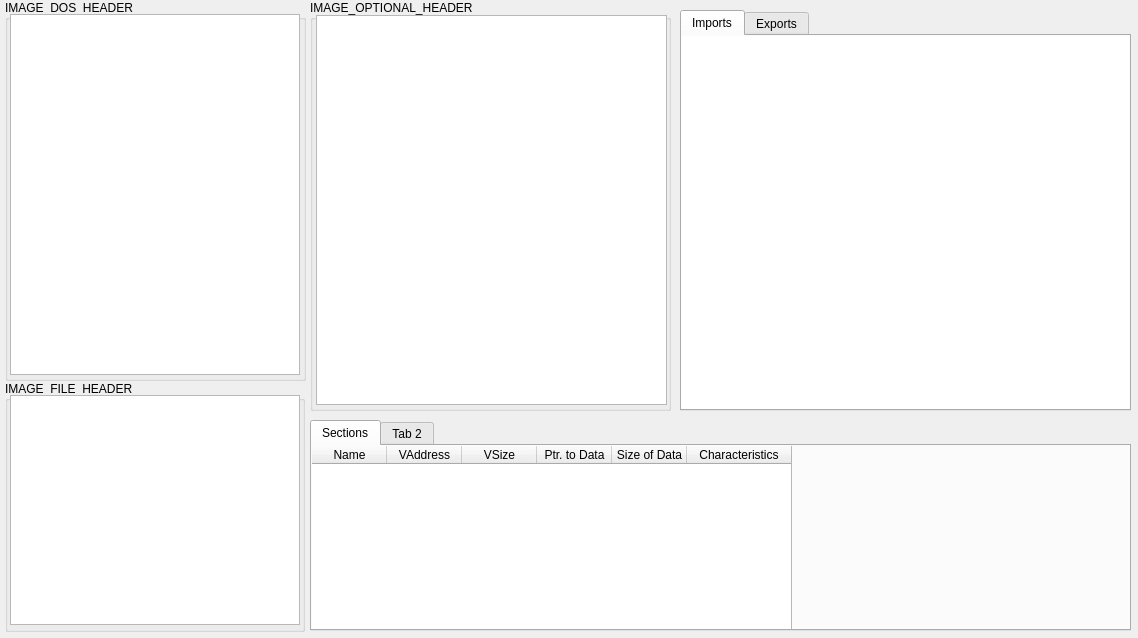
Above: qtNanomite/qtDLGPEEditor.ui from zer0fl4g/Nanomite before the change. Below: the same form after it.
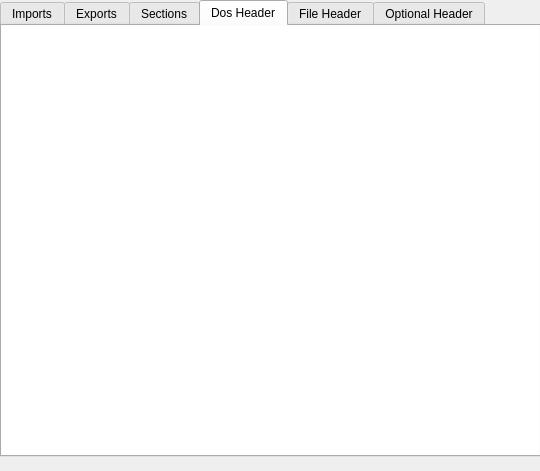
That is the form after the change. The open tabs and pages were chosen to show the change. Icons and pictures are not drawn.

Patch:
```diff
--- a/qtNanomite/qtDLGPEEditor.ui
+++ b/qtNanomite/qtDLGPEEditor.ui
@@ -6,8 +6,8 @@
    <rect>
     <x>0</x>
     <y>0</y>
-    <width>1138</width>
-    <height>638</height>
+    <width>540</width>
+    <height>471</height>
    </rect>
   </property>
   <property name="windowTitle">
@@ -17,197 +17,26 @@
    <iconset resource="qtDLGNanomite.qrc">
     <normaloff>:/DLGNanomite/Icons/IDI_MAIN.ico</normaloff>:/DLGNanomite/Icons/IDI_MAIN.ico</iconset>
   </property>
-  <widget class="QGroupBox" name="groupBox">
+  <widget class="QWidget" name="verticalLayoutWidget">
    <property name="geometry">
     <rect>
-     <x>310</x>
+     <x>0</x>
      <y>0</y>
-     <width>361</width>
-     <height>411</height>
+     <width>541</width>
+     <height>471</height>
     </rect>
    </property>
-   <property name="title">
-    <string>IMAGE_OPTIONAL_HEADER</string>
-   </property>
-   <widget class="QTableWidget" name="tblOH">
-    <property name="geometry">
-     <rect>
-      <x>6</x>
-      <y>15</y>
-      <width>351</width>
-      <height>390</height>
-     </rect>
-    </property>
-    <property name="editTriggers">
-     <set>QAbstractItemView::NoEditTriggers</set>
-    </property>
-    <property name="selectionBehavior">
-     <enum>QAbstractItemView::SelectRows</enum>
-    </property>
-    <attribute name="horizontalHeaderVisible">
-     <bool>false</bool>
-    </attribute>
-    <attribute name="horizontalHeaderHighlightSections">
-     <bool>false</bool>
-    </attribute>
-    <attribute name="horizontalHeaderStretchLastSection">
-     <bool>true</bool>
-    </attribute>
-    <attribute name="verticalHeaderVisible">
-     <bool>false</bool>
-    </attribute>
-    <attribute name="verticalHeaderDefaultSectionSize">
-     <number>13</number>
-    </attribute>
-    <attribute name="verticalHeaderHighlightSections">
-     <bool>false</bool>
-    </attribute>
-    <attribute name="verticalHeaderMinimumSectionSize">
-     <number>13</number>
-    </attribute>
-    <column>
-     <property name="text">
-      <string>Name</string>
-     </property>
-    </column>
-    <column>
-     <property name="text">
-      <string>Value</string>
-     </property>
-    </column>
-   </widget>
-  </widget>
-  <widget class="QGroupBox" name="groupBox_2">
-   <property name="geometry">
-    <rect>
-     <x>5</x>
-     <y>381</y>
-     <width>300</width>
-     <height>251</height>
-    </rect>
-   </property>
-   <property name="title">
-    <string>IMAGE_FILE_HEADER</string>
-   </property>
-   <widget class="QTableWidget" name="tblFH">
-    <property name="geometry">
-     <rect>
-      <x>5</x>
-      <y>14</y>
-      <width>290</width>
-      <height>230</height>
-     </rect>
-    </property>
-    <property name="editTriggers">
-     <set>QAbstractItemView::NoEditTriggers</set>
-    </property>
-    <property name="selectionBehavior">
-     <enum>QAbstractItemView::SelectRows</enum>
-    </property>
-    <attribute name="horizontalHeaderVisible">
-     <bool>false</bool>
-    </attribute>
-    <attribute name="horizontalHeaderHighlightSections">
-     <bool>false</bool>
-    </attribute>
-    <attribute name="horizontalHeaderStretchLastSection">
-     <bool>true</bool>
-    </attribute>
-    <attribute name="verticalHeaderVisible">
-     <bool>false</bool>
-    </attribute>
-    <attribute name="verticalHeaderDefaultSectionSize">
-     <number>13</number>
-    </attribute>
-    <attribute name="verticalHeaderHighlightSections">
-     <bool>false</bool>
-    </attribute>
-    <attribute name="verticalHeaderMinimumSectionSize">
-     <number>13</number>
-    </attribute>
-    <column>
-     <property name="text">
-      <string>Name</string>
-     </property>
-    </column>
-    <column>
-     <property name="text">
-      <string>Value</string>
-     </property>
-    </column>
-   </widget>
-  </widget>
-  <widget class="QGroupBox" name="groupBox_3">
-   <property name="geometry">
-    <rect>
-     <x>5</x>
-     <y>0</y>
-     <width>301</width>
-     <height>381</height>
-    </rect>
-   </property>
-   <property name="title">
-    <string>IMAGE_DOS_HEADER</string>
-   </property>
-   <widget class="QTableWidget" name="tblDOS">
-    <property name="geometry">
-     <rect>
-      <x>5</x>
-      <y>14</y>
-      <width>290</width>
-      <height>361</height>
-     </rect>
-    </property>
-    <property name="editTriggers">
-     <set>QAbstractItemView::NoEditTriggers</set>
-    </property>
-    <property name="alternatingRowColors">
-     <bool>false</bool>
-    </property>
-    <property name="selectionBehavior">
-     <enum>QAbstractItemView::SelectRows</enum>
-    </property>
-    <attribute name="horizontalHeaderVisible">
-     <bool>false</bool>
-    </attribute>
-    <attribute name="horizontalHeaderHighlightSections">
-     <bool>false</bool>
-    </attribute>
-    <attribute name="horizontalHeaderStretchLastSection">
-     <bool>true</bool>
-    </attribute>
-    <attribute name="verticalHeaderVisible">
-     <bool>false</bool>
-    </attribute>
-    <attribute name="verticalHeaderDefaultSectionSize">
-     <number>13</number>
-    </attribute>
-    <attribute name="verticalHeaderHighlightSections">
-     <bool>false</bool>
-    </attribute>
-    <attribute name="verticalHeaderMinimumSectionSize">
-     <number>13</number>
-    </attribute>
-    <column>
-     <property name="text">
-      <string>Name</string>
-     </property>
-    </column>
-    <column>
-     <property name="text">
-      <string>Value</string>
-     </property>
-    </column>
-   </widget>
-  </widget>
+   <layout class="QVBoxLayout" name="verticalLayout">
+    <property name="spacing">
+     <number>0</number>
+    </property>
+    <item>
   <widget class="QTabWidget" name="tab_3">
-   <property name="geometry">
-    <rect>
-     <x>680</x>
-     <y>10</y>
-     <width>451</width>
-     <height>401</height>
-    </rect>
+      <property name="minimumSize">
+       <size>
+        <width>0</width>
+        <height>445</height>
+       </size>
    </property>
    <property name="currentIndex">
     <number>1</number>
@@ -220,9 +49,9 @@
      <property name="geometry">
       <rect>
        <x>-1</x>
-       <y>-1</y>
-       <width>450</width>
-       <height>381</height>
+          <y>0</y>
+          <width>541</width>
+          <height>441</height>
       </rect>
      </property>
      <property name="editTriggers">
@@ -280,20 +109,7 @@
      </column>
     </widget>
    </widget>
-  </widget>
-  <widget class="QTabWidget" name="tabWidget">
-   <property name="geometry">
-    <rect>
-     <x>310</x>
-     <y>420</y>
-     <width>821</width>
-     <height>211</height>
-    </rect>
-   </property>
-   <property name="currentIndex">
-    <number>0</number>
-   </property>
-   <widget class="QWidget" name="tab_4">
+      <widget class="QWidget" name="tab_6">
     <attribute name="title">
      <string>Sections</string>
     </attribute>
@@ -302,8 +118,8 @@
       <rect>
        <x>-1</x>
        <y>-1</y>
-       <width>481</width>
-       <height>190</height>
+          <width>541</width>
+          <height>441</height>
       </rect>
      </property>
      <property name="editTriggers">
@@ -359,18 +175,195 @@
      </column>
     </widget>
    </widget>
+      <widget class="QWidget" name="tab_4">
+       <attribute name="title">
+        <string>Dos Header</string>
+       </attribute>
+       <widget class="QTableWidget" name="tblDOS">
+        <property name="geometry">
+         <rect>
+          <x>-1</x>
+          <y>-1</y>
+          <width>541</width>
+          <height>441</height>
+         </rect>
+        </property>
+        <property name="editTriggers">
+         <set>QAbstractItemView::NoEditTriggers</set>
+        </property>
+        <property name="alternatingRowColors">
+         <bool>false</bool>
+        </property>
+        <property name="selectionBehavior">
+         <enum>QAbstractItemView::SelectRows</enum>
+        </property>
+        <attribute name="horizontalHeaderVisible">
+         <bool>false</bool>
+        </attribute>
+        <attribute name="horizontalHeaderHighlightSections">
+         <bool>false</bool>
+        </attribute>
+        <attribute name="horizontalHeaderStretchLastSection">
+         <bool>true</bool>
+        </attribute>
+        <attribute name="verticalHeaderVisible">
+         <bool>false</bool>
+        </attribute>
+        <attribute name="verticalHeaderDefaultSectionSize">
+         <number>13</number>
+        </attribute>
+        <attribute name="verticalHeaderHighlightSections">
+         <bool>false</bool>
+        </attribute>
+        <attribute name="verticalHeaderMinimumSectionSize">
+         <number>13</number>
+        </attribute>
+        <column>
+         <property name="text">
+          <string>Name</string>
+         </property>
+        </column>
+        <column>
+         <property name="text">
+          <string>Value</string>
+         </property>
+        </column>
+       </widget>
+      </widget>
    <widget class="QWidget" name="tab_5">
     <attribute name="title">
-     <string>Tab 2</string>
-    </attribute>
-   </widget>
-  </widget>
-  <zorder>groupBox</zorder>
-  <zorder>groupBox_2</zorder>
-  <zorder>groupBox_3</zorder>
-  <zorder>tab_3</zorder>
-  <zorder>tabWidget</zorder>
-  <zorder>tabWidget_2</zorder>
+        <string>File Header</string>
+       </attribute>
+       <widget class="QTableWidget" name="tblFH">
+        <property name="geometry">
+         <rect>
+          <x>-1</x>
+          <y>-1</y>
+          <width>541</width>
+          <height>441</height>
+         </rect>
+        </property>
+        <property name="editTriggers">
+         <set>QAbstractItemView::NoEditTriggers</set>
+        </property>
+        <property name="selectionBehavior">
+         <enum>QAbstractItemView::SelectRows</enum>
+        </property>
+        <attribute name="horizontalHeaderVisible">
+         <bool>false</bool>
+        </attribute>
+        <attribute name="horizontalHeaderHighlightSections">
+         <bool>false</bool>
+        </attribute>
+        <attribute name="horizontalHeaderStretchLastSection">
+         <bool>true</bool>
+        </attribute>
+        <attribute name="verticalHeaderVisible">
+         <bool>false</bool>
+        </attribute>
+        <attribute name="verticalHeaderDefaultSectionSize">
+         <number>13</number>
+        </attribute>
+        <attribute name="verticalHeaderHighlightSections">
+         <bool>false</bool>
+        </attribute>
+        <attribute name="verticalHeaderMinimumSectionSize">
+         <number>13</number>
+        </attribute>
+        <column>
+         <property name="text">
+          <string>Name</string>
+         </property>
+        </column>
+        <column>
+         <property name="text">
+          <string>Value</string>
+         </property>
+        </column>
+       </widget>
+      </widget>
+      <widget class="QWidget" name="widget">
+       <attribute name="title">
+        <string>Optional Header</string>
+       </attribute>
+       <widget class="QTableWidget" name="tblOH">
+        <property name="geometry">
+         <rect>
+          <x>-1</x>
+          <y>-1</y>
+          <width>541</width>
+          <height>441</height>
+         </rect>
+        </property>
+        <property name="editTriggers">
+         <set>QAbstractItemView::NoEditTriggers</set>
+        </property>
+        <property name="selectionBehavior">
+         <enum>QAbstractItemView::SelectRows</enum>
+        </property>
+        <attribute name="horizontalHeaderVisible">
+         <bool>false</bool>
+        </attribute>
+        <attribute name="horizontalHeaderHighlightSections">
+         <bool>false</bool>
+        </attribute>
+        <attribute name="horizontalHeaderStretchLastSection">
+         <bool>true</bool>
+        </attribute>
+        <attribute name="verticalHeaderVisible">
+         <bool>false</bool>
+        </attribute>
+        <attribute name="verticalHeaderDefaultSectionSize">
+         <number>13</number>
+        </attribute>
+        <attribute name="verticalHeaderHighlightSections">
+         <bool>false</bool>
+        </attribute>
+        <attribute name="verticalHeaderMinimumSectionSize">
+         <number>13</number>
+        </attribute>
+        <column>
+         <property name="text">
+          <string>Name</string>
+         </property>
+        </column>
+        <column>
+         <property name="text">
+          <string>Value</string>
+         </property>
+        </column>
+       </widget>
+      </widget>
+     </widget>
+    </item>
+    <item>
+     <widget class="QLabel" name="loadedFile">
+      <property name="minimumSize">
+       <size>
+        <width>0</width>
+        <height>14</height>
+       </size>
+      </property>
+      <property name="maximumSize">
+       <size>
+        <width>16777215</width>
+        <height>14</height>
+       </size>
+      </property>
+      <property name="font">
+       <font>
+        <pointsize>9</pointsize>
+        <weight>50</weight>
+        <bold>false</bold>
+       </font>
+      </property>
+      <property name="text">
+       <string/>
+      </property>
+     </widget>
+    </item>
+   </layout>
+  </widget>
  </widget>
  <resources>
   <include location="qtDLGNanomite.qrc"/>
```
Left out of the diff: 6 changed lines with no effect on the pictures. Lines whose indentation alone changed are shown as unchanged.
